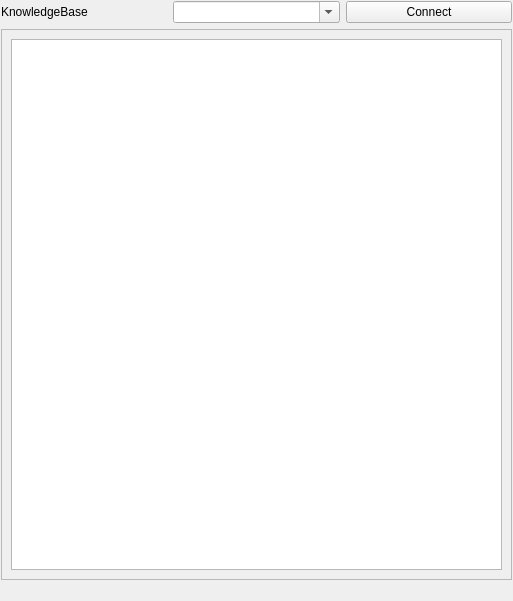
Before: the Qt Designer form src/kb_rqt_plugin/resource/main.ui in ros-hybrid-behaviour-planner/knowledge_base, drawn with Qt 5.
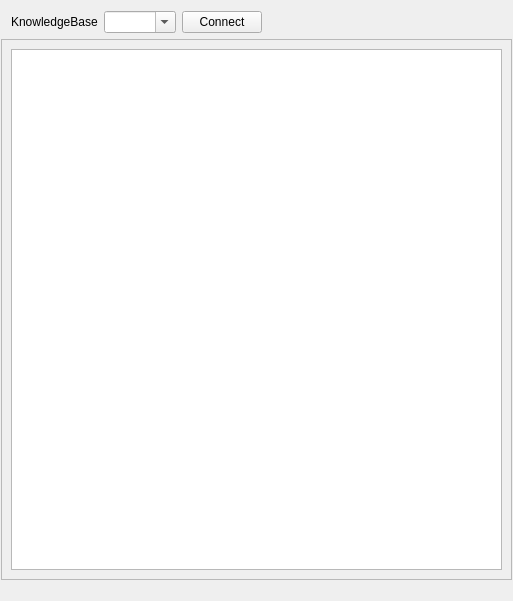
After: the same form once the commit is applied.

Commit message: Improved margin alignments and minor code cleaning

What changed in the file:
```diff
--- a/src/kb_rqt_plugin/resource/main.ui
+++ b/src/kb_rqt_plugin/resource/main.ui
@@ -28,6 +28,15 @@
    </property>
    <item>
     <layout class="QHBoxLayout" name="horizontalLayout_2">
+     <property name="leftMargin">
+      <number>10</number>
+     </property>
+     <property name="topMargin">
+      <number>10</number>
+     </property>
+     <property name="rightMargin">
+      <number>10</number>
+     </property>
      <item>
       <widget class="QLabel" name="kbNameLabel">
        <property name="enabled">
@@ -42,10 +51,22 @@
        <property name="text">
         <string>KnowledgeBase</string>
        </property>
+       <property name="alignment">
+        <set>Qt::AlignLeading|Qt::AlignLeft|Qt::AlignVCenter</set>
+       </property>
+       <property name="margin">
+        <number>10</number>
+       </property>
       </widget>
      </item>
      <item>
       <widget class="QComboBox" name="kbNodeComboBox">
+       <property name="sizePolicy">
+        <sizepolicy hsizetype="Preferred" vsizetype="Fixed">
+         <horstretch>0</horstretch>
+         <verstretch>0</verstretch>
+        </sizepolicy>
+       </property>
        <property name="editable">
         <bool>true</bool>
        </property>
@@ -64,6 +85,19 @@
        </property>
       </widget>
      </item>
+     <item>
+      <widget class="QLabel" name="fillLabel">
+       <property name="sizePolicy">
+        <sizepolicy hsizetype="Expanding" vsizetype="Fixed">
+         <horstretch>0</horstretch>
+         <verstretch>0</verstretch>
+        </sizepolicy>
+       </property>
+       <property name="text">
+        <string/>
+       </property>
+      </widget>
+     </item>
     </layout>
    </item>
    <item>
```
The commit also changes 1 other file.
